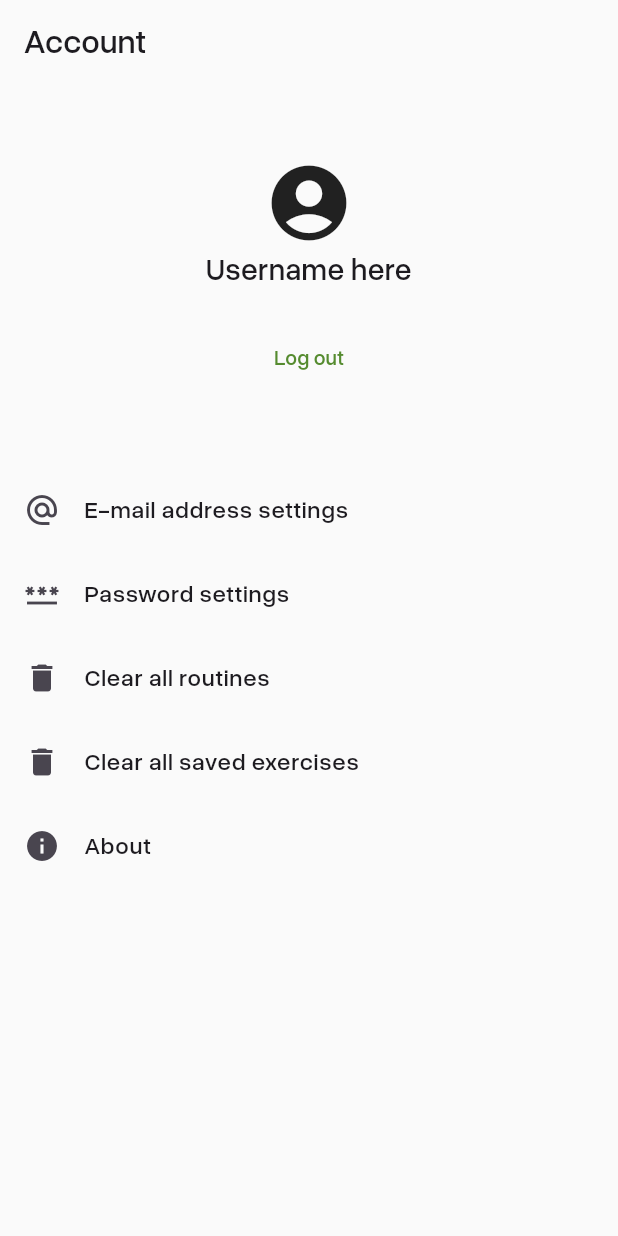
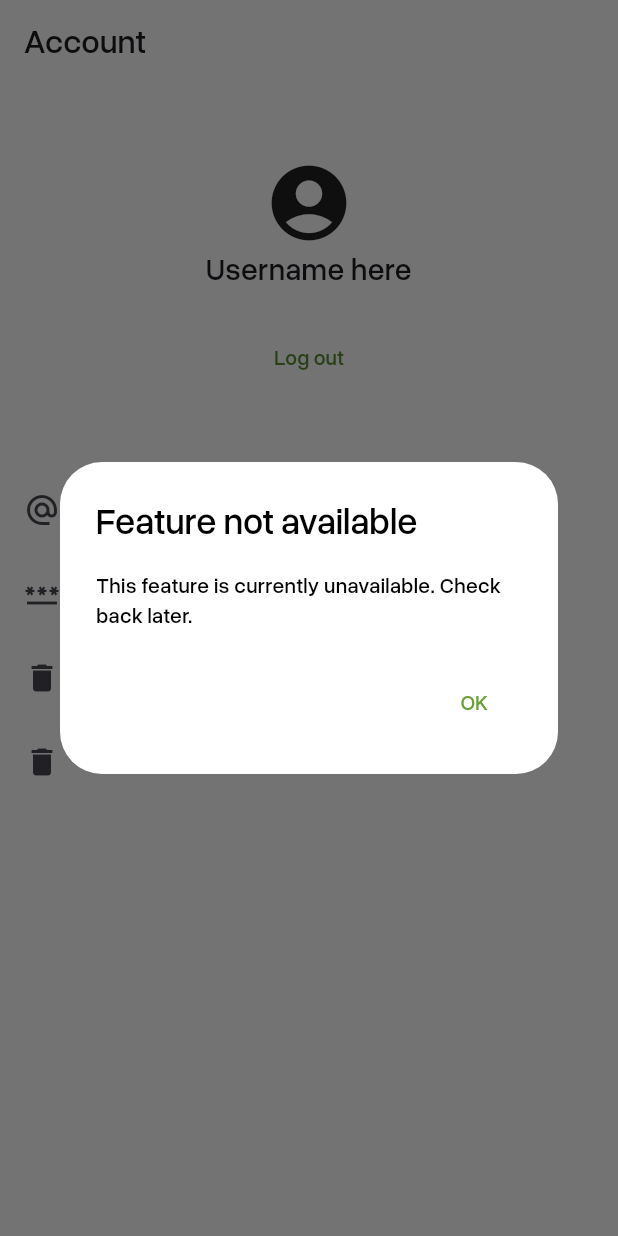
Before and after one commit to mantot-123/gym_workout_finder_tracker_app_flutter, a Flutter app: the AccountProfilePage screen opened directly, after a tap on "E-mail address settings", on a phone screen of 412 x 824 dp. Run offline on Flutter 3.47's test engine with Material 3 defaults, Android fonts, the phone set to English and light mode, and no system bars; our stand-ins replace auto_size_text, cloud_firestore, firebase_auth, firebase_core, hive, hive_flutter and 1 more; accounts and stored records are empty; statements that could not run were skipped.

Commit message:
chore: Removed "about" button from account menu + added a temporary message box for unavailable features

```diff
--- a/lib/widgets/account/account_menu.dart
+++ b/lib/widgets/account/account_menu.dart
@@ -12,6 +12,41 @@ class AccountMenu extends StatefulWidget {
 }
 
 class _AccountMenuState extends State<AccountMenu> {
+  // "Feature unavailable" message = this is only temporary
+  void _showUnavailableMsgBox(BuildContext context) {
+    showDialog(
+      context: context,
+      builder: (context) {
+        return Theme(
+          data: ThemeData(
+            colorScheme: ColorScheme.light(
+              // border color
+              primary: Colors.lightGreen.shade700,
+              secondary: Colors.lightGreen.shade400,
+            ),
+            fontFamily: "Overused Grotesk Medium",
+          ),
+          child: AlertDialog(
+            title: Text("Feature not available"),
+            content: Container(
+              height: 40,
+              child: Column(
+                children: [
+                  Container(alignment: Alignment.center, child: Text("This feature is currently unavailable. Check back later.")),
+                ],
+              ),
+            ),
+            actions: [
+              TextButton(child: Text("OK"), onPressed: () {
+                Navigator.of(context).pop(); // close confirmation dialog
+              })
+            ],
+          )
+        );
+      },
+    );
+  }
+
   void _showClearProgressMsgBox(BuildContext context) {
     showDialog(
       context: context,
@@ -152,6 +187,7 @@ class _AccountMenuState extends State<AccountMenu> {
                 return ListTile(
                   onTap: () {
                     // todo
+                    _showUnavailableMsgBox(context);
                   },
                   title: Text("E-mail address settings"),
                   leading: Icon(Icons.alternate_email)
@@ -168,6 +204,7 @@ class _AccountMenuState extends State<AccountMenu> {
                 return ListTile(
                   onTap: () {
                     // todo
+                    _showUnavailableMsgBox(context);
                   },
                   title: Text("Password settings"),
                   leading: Icon(Icons.password)
@@ -192,13 +229,6 @@ class _AccountMenuState extends State<AccountMenu> {
             title: Text("Clear all saved exercises"),
             leading: Icon(Icons.delete)
           ),
-          ListTile(
-            onTap: () {
-              // todo
-            },
-            title: Text("About"),
-            leading: Icon(Icons.info)
-          ),
         ]
       ),
     );
```
